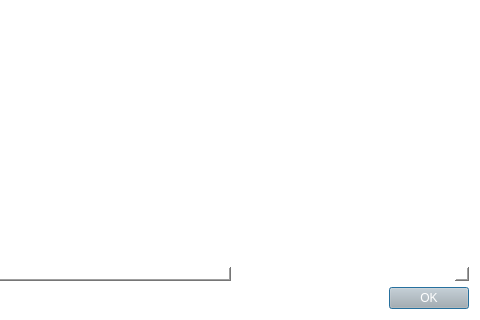
Before: the Qt Designer form src/qt/forms/coincontroldialog.ui in Sterlingcoin/Sterlingcoin-1.7-Release, drawn with Qt 5; both pictures show x 310 to 790 and y 180 to 500 of the 790 by 500 pixel window.
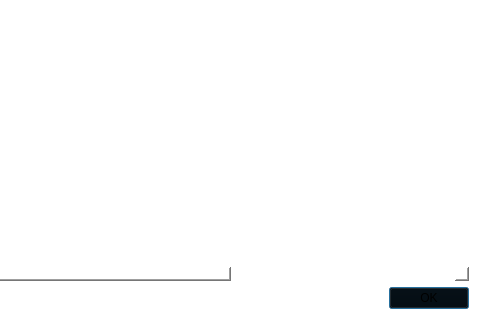
After: the same form once the commit is applied. Custom widgets are drawn as their Qt base class.

Commit message: Coin control small shanges

Diff of the .ui file:
```diff
--- a/src/qt/forms/coincontroldialog.ui
+++ b/src/qt/forms/coincontroldialog.ui
@@ -2690,10 +2690,10 @@
         </colorrole>
         <colorrole role="Button">
          <brush brushstyle="SolidPattern">
-          <color alpha="255">
-           <red>178</red>
-           <green>178</green>
-           <blue>178</blue>
+          <color alpha="0">
+           <red>0</red>
+           <green>0</green>
+           <blue>0</blue>
           </color>
          </brush>
         </colorrole>
@@ -2717,19 +2717,19 @@
         </colorrole>
         <colorrole role="Base">
          <brush brushstyle="SolidPattern">
-          <color alpha="255">
-           <red>178</red>
-           <green>178</green>
-           <blue>178</blue>
+          <color alpha="0">
+           <red>0</red>
+           <green>0</green>
+           <blue>0</blue>
           </color>
          </brush>
         </colorrole>
         <colorrole role="Window">
          <brush brushstyle="SolidPattern">
-          <color alpha="255">
-           <red>178</red>
-           <green>178</green>
-           <blue>178</blue>
+          <color alpha="0">
+           <red>0</red>
+           <green>0</green>
+           <blue>0</blue>
           </color>
          </brush>
         </colorrole>
@@ -2746,10 +2746,10 @@
         </colorrole>
         <colorrole role="Button">
          <brush brushstyle="SolidPattern">
-          <color alpha="255">
-           <red>178</red>
-           <green>178</green>
-           <blue>178</blue>
+          <color alpha="0">
+           <red>0</red>
+           <green>0</green>
+           <blue>0</blue>
           </color>
          </brush>
         </colorrole>
@@ -2773,19 +2773,19 @@
         </colorrole>
         <colorrole role="Base">
          <brush brushstyle="SolidPattern">
-          <color alpha="255">
-           <red>178</red>
-           <green>178</green>
-           <blue>178</blue>
+          <color alpha="0">
+           <red>0</red>
+           <green>0</green>
+           <blue>0</blue>
           </color>
          </brush>
         </colorrole>
         <colorrole role="Window">
          <brush brushstyle="SolidPattern">
-          <color alpha="255">
-           <red>178</red>
-           <green>178</green>
-           <blue>178</blue>
+          <color alpha="0">
+           <red>0</red>
+           <green>0</green>
+           <blue>0</blue>
           </color>
          </brush>
         </colorrole>
@@ -2802,10 +2802,10 @@
         </colorrole>
         <colorrole role="Button">
          <brush brushstyle="SolidPattern">
-          <color alpha="255">
-           <red>178</red>
-           <green>178</green>
-           <blue>178</blue>
+          <color alpha="0">
+           <red>0</red>
+           <green>0</green>
+           <blue>0</blue>
           </color>
          </brush>
         </colorrole>
@@ -2829,19 +2829,19 @@
         </colorrole>
         <colorrole role="Base">
          <brush brushstyle="SolidPattern">
-          <color alpha="255">
-           <red>178</red>
-           <green>178</green>
-           <blue>178</blue>
+          <color alpha="0">
+           <red>0</red>
+           <green>0</green>
+           <blue>0</blue>
           </color>
          </brush>
         </colorrole>
         <colorrole role="Window">
          <brush brushstyle="SolidPattern">
-          <color alpha="255">
-           <red>178</red>
-           <green>178</green>
-           <blue>178</blue>
+          <color alpha="0">
+           <red>0</red>
+           <green>0</green>
+           <blue>0</blue>
           </color>
          </brush>
         </colorrole>
@@ -2852,7 +2852,7 @@
       <enum>Qt::RightToLeft</enum>
      </property>
      <property name="styleSheet">
-      <string notr="true"/>
+      <string notr="true">background: transparent;</string>
      </property>
      <property name="orientation">
       <enum>Qt::Horizontal</enum>
```
